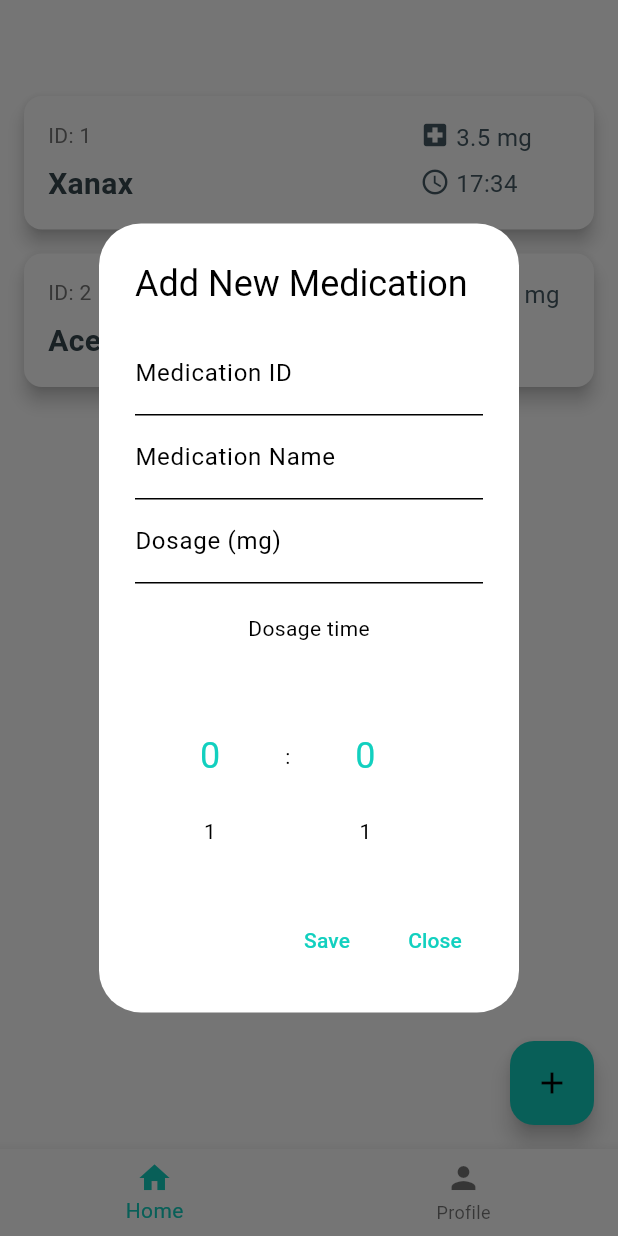
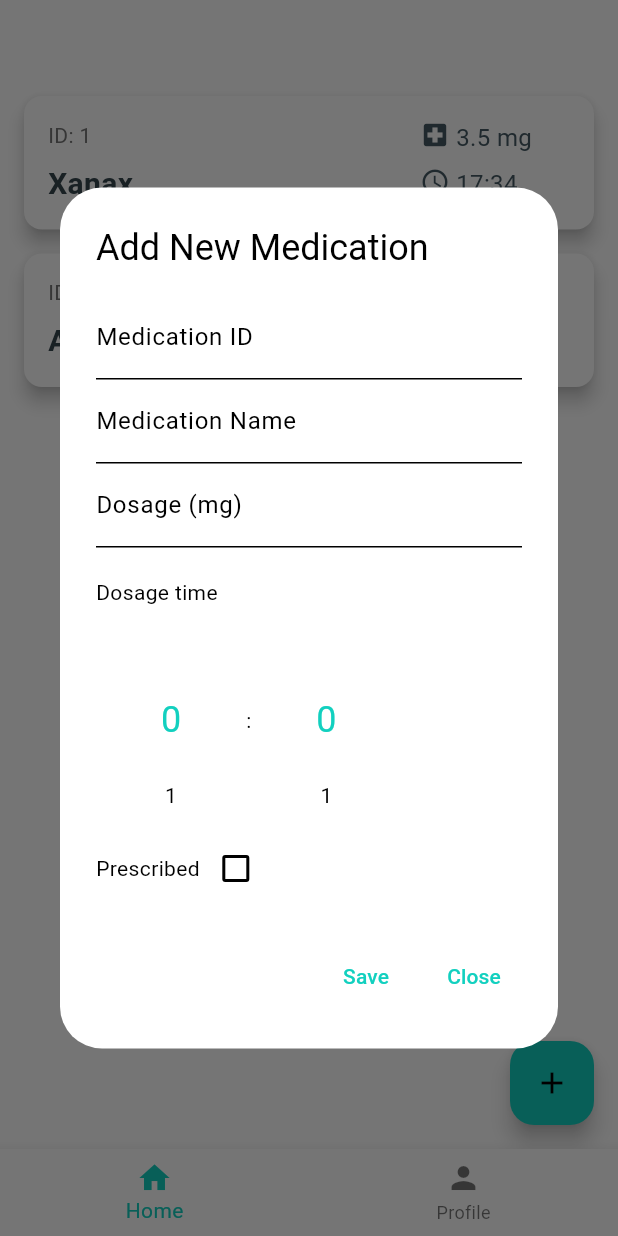
Before and after one commit to jmk-001/Flutter-Intern-Test, a Flutter app: the HomePage screen opened directly, after a tap on the "add" icon, on a phone screen of 412 x 824 dp. Run offline on Flutter 3.47's test engine with Material 3 defaults, Android fonts, the phone set to English and light mode, and no system bars; drawn by our look-alikes of numberpicker.

Commit message:
Child class of Medication: PrescriptionMedication, Doctor class added

```diff
--- a/flutter_intern_test/lib/components/medication_list.dart
+++ b/flutter_intern_test/lib/components/medication_list.dart
@@ -1,8 +1,8 @@
 import 'package:flutter/material.dart';
+import 'package:flutter_intern_test/models/prescription_medication.dart';
 import 'package:flutter_intern_test/pages/edit_medication_overlay.dart';
 import 'package:provider/provider.dart';
 import '/models/medication_manager.dart';
-import '../models/medication.dart';
 
 class MedicationList extends StatelessWidget {
   MedicationManager manager;
@@ -50,14 +50,24 @@ class MedicationList extends StatelessWidget {
                             ),
                             const SizedBox(height: 8.0),
                             // Name
+                            Row(
+                              children: [
                                 Text(
-                              manager.meds[index].name,
+                                  "${manager.meds[index].name} ",
                                   style: TextStyle(
                                     fontSize: 20,
                                     fontWeight: FontWeight.bold,
                                     color: Colors.blueGrey[800],
                                   ),
                                 ),
+                                // Use a conditional expression to add the icon if the doctor is not null
+                                if (manager.meds[index].doctor != null)
+                                  const Icon(
+                                    Icons.check_box,
+                                    color: Colors.green,
+                                  ),
+                              ],
+                            )
                           ],
                         ),
                       ),
@@ -121,13 +131,14 @@ class MedicationList extends StatelessWidget {
     );
   }
 
-  void _onItemTap(BuildContext context, Medication medication) {
+  void _onItemTap(BuildContext context, PrescriptionMedication medication) {
     final overlayInstance = EditMedicationOverlay(manager,
         medication); // Pass the manager to overlay to call addMedication
     overlayInstance.showAddMedicationOverlay(context);
   }
 
-  void _onItemLongPress(BuildContext context, Medication medication) {
+  void _onItemLongPress(
+      BuildContext context, PrescriptionMedication medication) {
     showDialog(
       context: context,
       builder: (BuildContext context) {
--- /dev/null
+++ b/flutter_intern_test/lib/models/doctor.dart
@@ -0,0 +1,11 @@
+class Doctor {
+  final int _id;
+  final String _name;
+  final int _phoneNumber;
+
+  Doctor(this._id, this._name, this._phoneNumber);
+
+  int get id => _id;
+  String get name => _name;
+  int get time => _phoneNumber;
+}
--- a/flutter_intern_test/lib/models/medication.dart
+++ b/flutter_intern_test/lib/models/medication.dart
@@ -1,10 +1,15 @@
 import 'package:flutter/material.dart';
 
 class Medication {
-  final int id;
-  String name;
-  TimeOfDay time;
-  double dose;
+  final int _id;
+  final String _name;
+  final TimeOfDay _time;
+  final double _dose;
 
-  Medication(this.id, this.name, this.time, this.dose);
+  Medication(this._id, this._name, this._time, this._dose);
+
+  int get id => _id;
+  String get name => _name;
+  TimeOfDay get time => _time;
+  double get dose => _dose;
 }
--- a/flutter_intern_test/lib/models/medication_manager.dart
+++ b/flutter_intern_test/lib/models/medication_manager.dart
@@ -1,15 +1,23 @@
 import 'package:flutter/material.dart';
-import 'medication.dart';
+import 'package:flutter_intern_test/models/prescription_medication.dart';
 
 class MedicationManager with ChangeNotifier {
-  final List<Medication> _meds = [
-    Medication(1, "Xanax", const TimeOfDay(hour: 17, minute: 34), 3.5),
-    Medication(2, "Acetaminophen", const TimeOfDay(hour: 3, minute: 34), 600),
+  final List<PrescriptionMedication> _meds = [
+    PrescriptionMedication(
+        id: 1,
+        name: "Xanax",
+        time: const TimeOfDay(hour: 17, minute: 34),
+        dose: 3.5),
+    PrescriptionMedication(
+        id: 2,
+        name: "Acetaminophen",
+        time: const TimeOfDay(hour: 3, minute: 34),
+        dose: 600),
   ];
 
-  List<Medication> get meds => _meds;
+  List<PrescriptionMedication> get meds => _meds;
 
-  void addMedication(Medication medication) {
+  void addMedication(PrescriptionMedication medication) {
     _meds.add(medication);
     notifyListeners();
   }
@@ -19,7 +27,7 @@ class MedicationManager with ChangeNotifier {
     notifyListeners();
   }
 
-  void updateMedication(Medication medication) {
+  void updateMedication(PrescriptionMedication medication) {
     final index = _meds.indexWhere((med) => med.id == medication.id);
     if (index != -1) {
       _meds[index] = medication;
--- /dev/null
+++ b/flutter_intern_test/lib/models/prescription_medication.dart
@@ -0,0 +1,18 @@
+import 'package:flutter/material.dart';
+import 'package:flutter_intern_test/models/doctor.dart';
+import 'package:flutter_intern_test/models/medication.dart';
+
+class PrescriptionMedication extends Medication {
+  final Doctor? _doctor;
+
+  PrescriptionMedication({
+    required int id,
+    required String name,
+    required TimeOfDay time,
+    required double dose,
+    Doctor? doctor,
+  })  : _doctor = doctor,
+        super(id, name, time, dose);
+
+  Doctor? get doctor => _doctor;
+}
--- a/flutter_intern_test/lib/pages/add_medication_overlay.dart
+++ b/flutter_intern_test/lib/pages/add_medication_overlay.dart
@@ -1,6 +1,8 @@
 import 'package:flutter/material.dart';
+import 'package:flutter_intern_test/models/doctor.dart';
 import 'package:flutter_intern_test/models/medication.dart';
 import 'package:flutter_intern_test/models/medication_manager.dart';
+import 'package:flutter_intern_test/models/prescription_medication.dart';
 import 'package:numberpicker/numberpicker.dart';
 
 class AddMedicationOverlay extends StatelessWidget {
@@ -10,16 +12,25 @@ class AddMedicationOverlay extends StatelessWidget {
   final TextEditingController _dosageTextController = TextEditingController();
   final TextEditingController _timeTextController = TextEditingController();
 
+  final TextEditingController _doctorIdTextController = TextEditingController();
+  final TextEditingController _doctorNameTextController =
+      TextEditingController();
+  final TextEditingController _doctorPhoneTextController =
+      TextEditingController();
+
   // A new constructor to accept MedicationManager
   AddMedicationOverlay(this.manager);
   final ValueNotifier<int> _hourPickerValue = ValueNotifier<int>(0);
   final ValueNotifier<int> _minutePickerValue = ValueNotifier<int>(0);
+  final ValueNotifier<bool> _isPrescribedValue = ValueNotifier<bool>(false);
 
   @override
   Widget build(BuildContext context) {
-    return Column(
+    return SingleChildScrollView(
+        child: Column(
       mainAxisSize: MainAxisSize.min,
       children: [
+        // TextFormFields: ID, Name, Dosage
         TextFormField(
           controller: _idTextController,
           decoration: const InputDecoration(
@@ -41,7 +52,8 @@ class AddMedicationOverlay extends StatelessWidget {
           keyboardType: TextInputType.number,
         ),
         const SizedBox(height: 20),
-        const Text("Dosage time"),
+        // NumberPicker: Dosage
+        const Row(children: [Text("Dosage time")]),
         Row(
           children: [
             ValueListenableBuilder<int>(
@@ -72,9 +84,53 @@ class AddMedicationOverlay extends StatelessWidget {
               },
             )
           ],
-        )
+        ),
+        // Is the medication prescribed?
+        Row(children: [
+          const Text("Prescribed"),
+          ValueListenableBuilder<bool>(
+            valueListenable: _isPrescribedValue,
+            builder: (context, value, child) {
+              return Checkbox(
+                value: value,
+                onChanged: (newValue) {
+                  _isPrescribedValue.value = !_isPrescribedValue.value;
+                },
+              );
+            },
+          )
+        ]),
+        ValueListenableBuilder<bool>(
+          valueListenable: _isPrescribedValue,
+          builder: (context, isPrescribed, child) {
+            if (isPrescribed) {
+              return Column(children: [
+                TextFormField(
+                  controller: _doctorIdTextController,
+                  decoration: const InputDecoration(
+                    labelText: 'Doctor ID',
+                  ),
+                ),
+                TextFormField(
+                  controller: _doctorNameTextController,
+                  decoration: const InputDecoration(
+                    labelText: 'Doctor Name',
+                  ),
+                ),
+                TextFormField(
+                  controller: _doctorPhoneTextController,
+                  decoration: const InputDecoration(
+                    labelText: 'Phone Number',
+                  ),
+                )
+              ]);
+            } else {
+              return Container();
+            }
+          },
+        ),
       ],
-    );
+    ));
   }
 
   void showAddMedicationOverlay(BuildContext context) {
@@ -83,7 +139,7 @@ class AddMedicationOverlay extends StatelessWidget {
       builder: (BuildContext context) {
         return AlertDialog(
           title: const Text("Add New Medication"),
-          content: this,
+          content: SizedBox(width: 500, child: this),
           actions: [
             TextButton(
               child: const Text("Save"),
@@ -105,10 +161,10 @@ class AddMedicationOverlay extends StatelessWidget {
 
   void onSaveClick(BuildContext context) {
     try {
+      // Input validation for basic med info (null prevention)
       if (_idTextController.text.isEmpty ||
           _nameTextController.text.isEmpty ||
-          _dosageTextController.text.isEmpty ||
-          _timeTextController.text.isEmpty) {
+          _dosageTextController.text.isEmpty) {
         ScaffoldMessenger.of(context).showSnackBar(
           const SnackBar(content: Text('Please fill in all fields.')),
         );
@@ -121,11 +177,34 @@ class AddMedicationOverlay extends StatelessWidget {
           hour: _hourPickerValue.value, minute: _minutePickerValue.value);
       double dosage = double.parse(_dosageTextController.text);
 
-      Medication newMedication = Medication(id, name, time, dosage);
+      PrescriptionMedication newMedication;
+
+      if (_isPrescribedValue.value) {
+        // Input validation for doctor (null prevention)
+        if (_doctorIdTextController.text.isEmpty ||
+            _doctorNameTextController.text.isEmpty ||
+            _doctorPhoneTextController.text.isEmpty) {
+          ScaffoldMessenger.of(context).showSnackBar(
+            const SnackBar(content: Text('Please fill in all doctor fields.')),
+          );
+          return;
+        }
+
+        int docId = int.parse(_doctorIdTextController.text);
+        String docName = _doctorNameTextController.text;
+        int docPhone = int.parse(_doctorPhoneTextController.text);
+
+        Doctor doctor = Doctor(docId, docName, docPhone);
+
+        newMedication = PrescriptionMedication(
+            id: id, name: name, time: time, dose: dosage, doctor: doctor);
+      } else {
+        newMedication = PrescriptionMedication(
+            id: id, name: name, time: time, dose: dosage);
+      }
 
       // Add the new medication through the imported reference to MedicationManager
       manager.addMedication(newMedication);
-
       Navigator.of(context).pop();
     } catch (e) {
       ScaffoldMessenger.of(context).showSnackBar(
--- a/flutter_intern_test/lib/pages/edit_medication_overlay.dart
+++ b/flutter_intern_test/lib/pages/edit_medication_overlay.dart
@@ -1,11 +1,11 @@
 import 'package:flutter/material.dart';
-import 'package:flutter_intern_test/models/medication.dart';
+import 'package:flutter_intern_test/models/prescription_medication.dart';
 import 'package:flutter_intern_test/models/medication_manager.dart';
 import 'package:numberpicker/numberpicker.dart';
 
 class EditMedicationOverlay extends StatelessWidget {
   final MedicationManager manager;
-  final Medication med;
+  final PrescriptionMedication med;
   EditMedicationOverlay(this.manager, this.med, {super.key});
   final TextEditingController _idTextController = TextEditingController();
   final TextEditingController _nameTextController = TextEditingController();
@@ -126,7 +126,8 @@ class EditMedicationOverlay extends StatelessWidget {
           hour: _hourPickerValue.value, minute: _minutePickerValue.value);
       double dosage = double.parse(_dosageTextController.text);
 
-      Medication newMedication = Medication(id, name, time, dosage);
+      PrescriptionMedication newMedication =
+          PrescriptionMedication(id: id, name: name, time: time, dose: dosage);
 
       // Update the new medication through the imported reference to MedicationManager
       manager.updateMedication(newMedication);
--- a/flutter_intern_test/lib/pages/home_page.dart
+++ b/flutter_intern_test/lib/pages/home_page.dart
@@ -3,6 +3,8 @@ import 'home_screen.dart';
 import 'profile_screen.dart';
 
 class HomePage extends StatefulWidget {
+  const HomePage({super.key});
+
   @override
   HomePageState createState() => HomePageState();
 }
--- a/flutter_intern_test/lib/pages/home_screen.dart
+++ b/flutter_intern_test/lib/pages/home_screen.dart
@@ -5,6 +5,8 @@ import 'package:flutter_intern_test/pages/add_medication_overlay.dart';
 import 'package:provider/provider.dart';
 
 class HomeScreen extends StatelessWidget {
+  const HomeScreen({super.key});
+
   @override
   Widget build(BuildContext context) {
     final manager = Provider.of<MedicationManager>(
--- a/flutter_intern_test/lib/pages/login_screen.dart
+++ b/flutter_intern_test/lib/pages/login_screen.dart
@@ -2,6 +2,8 @@ import 'package:flutter/material.dart';
 import 'home_page.dart';
 
 class LoginScreen extends StatefulWidget {
+  const LoginScreen({super.key});
+
   @override
   LoginScreenState createState() => LoginScreenState();
 }
--- a/flutter_intern_test/lib/pages/profile_screen.dart
+++ b/flutter_intern_test/lib/pages/profile_screen.dart
@@ -1,9 +1,11 @@
 import 'package:flutter/material.dart';
 
 class ProfileScreen extends StatelessWidget {
+  const ProfileScreen({super.key});
+
   @override
   Widget build(BuildContext context) {
-    return Center(
+    return const Center(
       child: Text(
         'Profile Screen',
       ),
```
Lines whose indentation alone changed are shown as unchanged.
